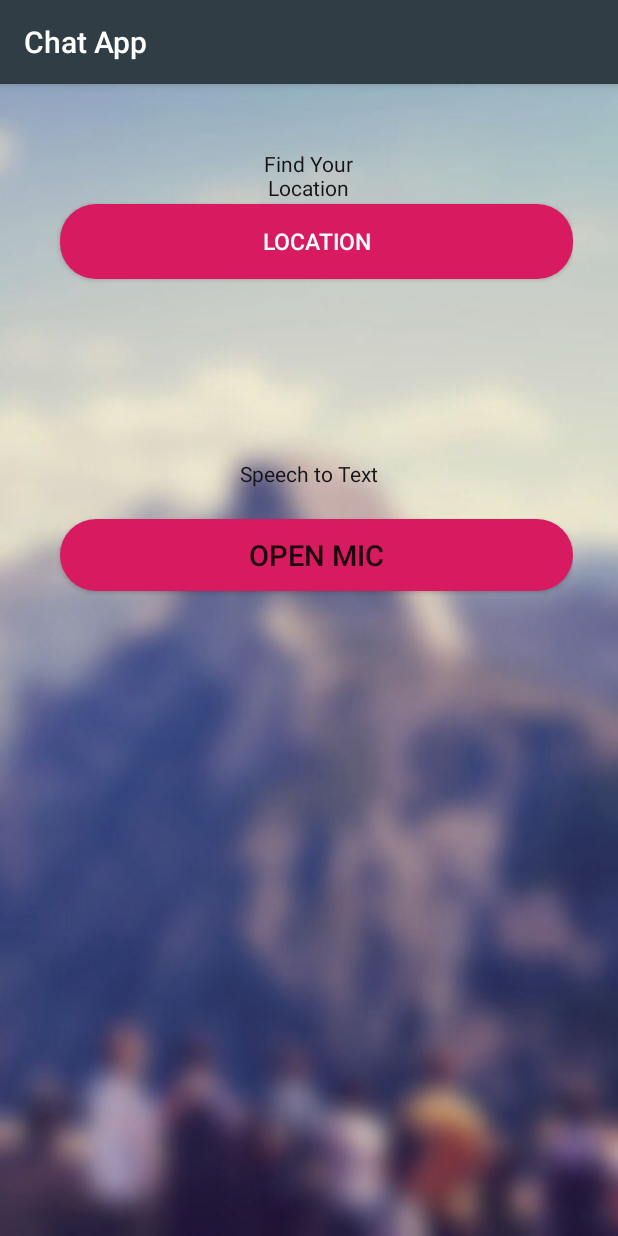
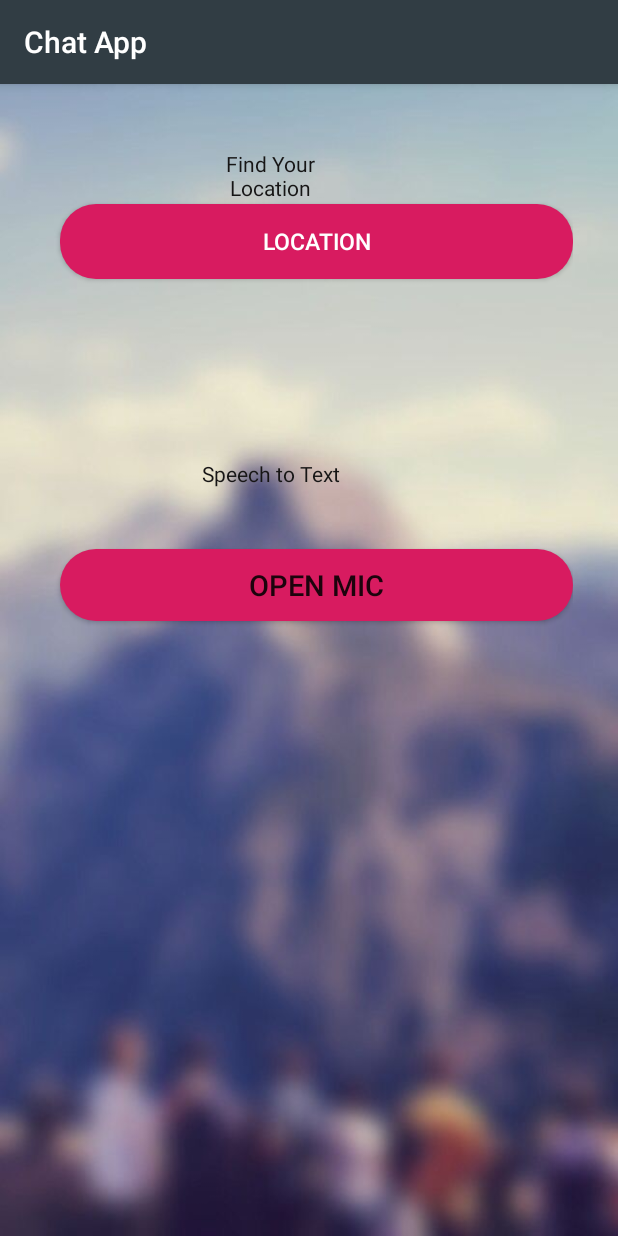
Before and after one commit to ShuvasRayamajhi/AndroidTouristApp, an Android app: the MemberPage screen opened directly, with no data from a screen before it, on a phone screen of 412 x 824 dp. Run offline under Robolectric (Android 15) with nearby library versions, the phone set to English and light mode, and no system bars.

Commit message:
fixed layout

```diff
--- a/app/src/main/res/layout/activity_member_page.xml
+++ b/app/src/main/res/layout/activity_member_page.xml
@@ -18,7 +18,7 @@
         android:backgroundTint="@color/colorPrimary"
         android:textColor="#161515"
         android:layout_marginTop="1dp"
-        android:layout_marginLeft= "125dp"
+        android:layout_marginLeft= "100dp"
         />
 
     <Button
@@ -42,7 +42,7 @@
         android:backgroundTint="@color/colorPrimary"
         android:textColor="#161515"
         android:layout_marginTop="200dp"
-        android:layout_marginLeft= "125dp"
+        android:layout_marginLeft= "100dp"
         />
 
     <Button
@@ -51,7 +51,7 @@
         android:background="@drawable/rounded_button"
         android:text="Open Mic"
         android:textSize="19sp"
-        android:layout_marginTop="260dp"
+        android:layout_marginTop="280dp"
         android:layout_marginLeft= "10dp"
         android:onClick="btnSpeech"
 
```
